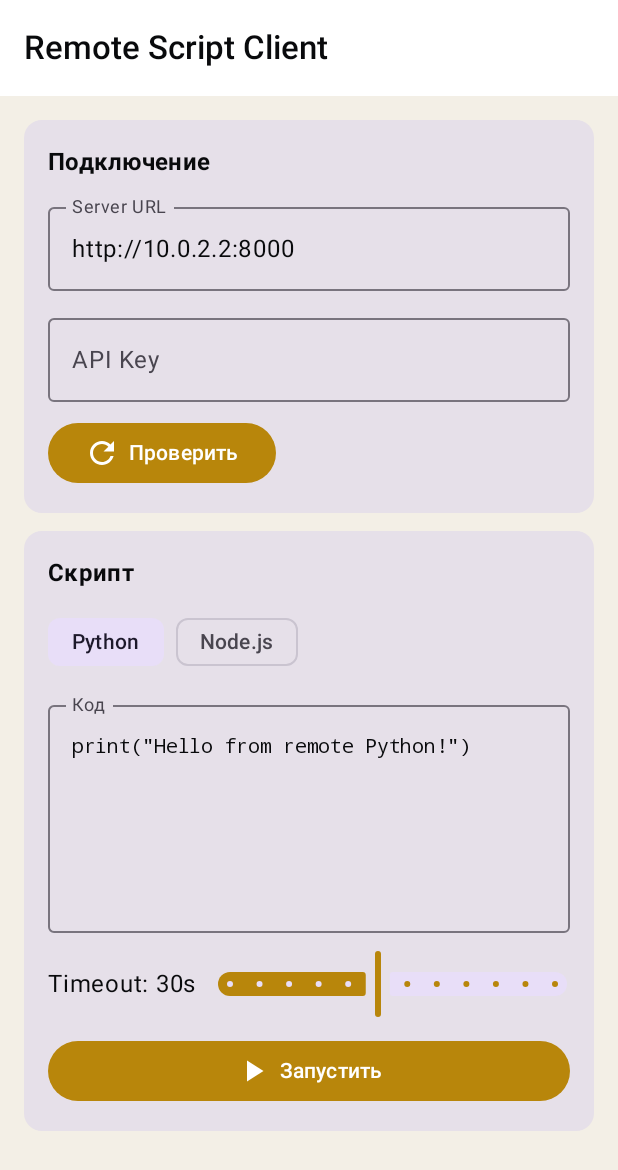
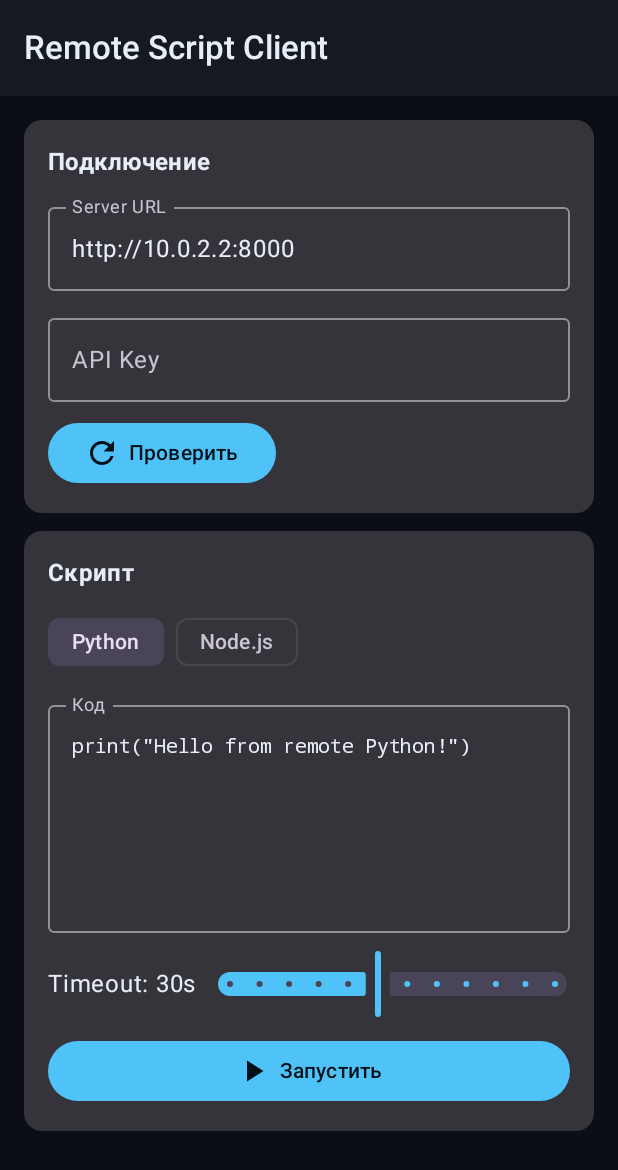
Before and after one commit to kekih/remote-script-client, an Android app built with Jetpack Compose: the screen it shows after launch (MainActivity), on a phone screen of 412 x 824 dp. Shown: the top 1170 px of the screen. Run offline under Robolectric (Android 15) with nearby library versions, the phone set to English and light mode, and no system bars.

Commit message:
Redesign as VixHub: multi-server, Files/Bases/Scripts/Sites/Server sections, dark UI

```diff
--- a/app/src/main/java/com/kekih/remotescriptclient/MainActivity.kt
+++ b/app/src/main/java/com/kekih/remotescriptclient/MainActivity.kt
@@ -5,22 +5,19 @@ import androidx.activity.ComponentActivity
 import androidx.activity.compose.setContent
 import androidx.activity.enableEdgeToEdge
 import androidx.compose.foundation.layout.fillMaxSize
-import androidx.compose.material3.MaterialTheme
 import androidx.compose.material3.Surface
 import androidx.compose.ui.Modifier
 import com.kekih.remotescriptclient.ui.MainScreen
-import com.kekih.remotescriptclient.ui.theme.RemoteScriptClientTheme
+import com.kekih.remotescriptclient.ui.theme.Ink
+import com.kekih.remotescriptclient.ui.theme.VixHubTheme
 
 class MainActivity : ComponentActivity() {
     override fun onCreate(savedInstanceState: Bundle?) {
         super.onCreate(savedInstanceState)
         enableEdgeToEdge()
         setContent {
-            RemoteScriptClientTheme {
-                Surface(
-                    modifier = Modifier.fillMaxSize(),
-                    color = MaterialTheme.colorScheme.background
-                ) {
+            VixHubTheme {
+                Surface(modifier = Modifier.fillMaxSize(), color = Ink) {
                     MainScreen()
                 }
             }
--- a/app/src/main/java/com/kekih/remotescriptclient/ui/theme/Theme.kt
+++ b/app/src/main/java/com/kekih/remotescriptclient/ui/theme/Theme.kt
@@ -1,53 +1,34 @@
 package com.kekih.remotescriptclient.ui.theme
 
-import android.os.Build
 import androidx.compose.foundation.isSystemInDarkTheme
 import androidx.compose.material3.MaterialTheme
 import androidx.compose.material3.darkColorScheme
-import androidx.compose.material3.dynamicDarkColorScheme
-import androidx.compose.material3.dynamicLightColorScheme
-import androidx.compose.material3.lightColorScheme
 import androidx.compose.runtime.Composable
 import androidx.compose.ui.graphics.Color
-import androidx.compose.ui.platform.LocalContext
 
-private val DarkColorScheme = darkColorScheme(
-    primary = Color(0xFFE7B04A),
-    onPrimary = Color(0xFF1A1A1A),
-    secondary = Color(0xFF9A9488),
-    background = Color(0xFF090A0C),
-    surface = Color(0xFF12141A),
-    onBackground = Color(0xFFF3EFE6),
-    onSurface = Color(0xFFF3EFE6),
-)
+val Ink = Color(0xFF0B0E14)
+val SurfaceDark = Color(0xFF151A22)
+val CardDark = Color(0xFF1C2330)
+val Amber = Color(0xFFE7B04A)
+val Cyan = Color(0xFF4FC3F7)
+val TextPrimary = Color(0xFFE8EEF7)
+val TextSecondary = Color(0xFF8B95A8)
+val ErrorRed = Color(0xFFEF5350)
+val SuccessGreen = Color(0xFF66BB6A)
 
-private val LightColorScheme = lightColorScheme(
-    primary = Color(0xFFB8860B),
-    onPrimary = Color.White,
-    secondary = Color(0xFF6B655C),
-    background = Color(0xFFF3EFE6),
-    surface = Color(0xFFFFFFFF),
-    onBackground = Color(0xFF090A0C),
-    onSurface = Color(0xFF090A0C),
+private val DarkColors = darkColorScheme(
+    primary = Cyan,
+    onPrimary = Color(0xFF001018),
+    secondary = Amber,
+    background = Ink,
+    surface = SurfaceDark,
+    onBackground = TextPrimary,
+    onSurface = TextPrimary,
+    error = ErrorRed,
+    surfaceVariant = CardDark,
 )
 
 @Composable
-fun RemoteScriptClientTheme(
-    darkTheme: Boolean = isSystemInDarkTheme(),
-    dynamicColor: Boolean = false,
-    content: @Composable () -> Unit
-) {
-    val colorScheme = when {
-        dynamicColor && Build.VERSION.SDK_INT >= Build.VERSION_CODES.S -> {
-            val context = LocalContext.current
-            if (darkTheme) dynamicDarkColorScheme(context) else dynamicLightColorScheme(context)
-        }
-        darkTheme -> DarkColorScheme
-        else -> LightColorScheme
-    }
-
-    MaterialTheme(
-        colorScheme = colorScheme,
-        content = content
-    )
+fun VixHubTheme(content: @Composable () -> Unit) {
+    MaterialTheme(colorScheme = DarkColors, content = content)
 }
--- a/app/src/main/res/values/strings.xml
+++ b/app/src/main/res/values/strings.xml
@@ -1,4 +1,4 @@
 <?xml version="1.0" encoding="utf-8"?>
 <resources>
-    <string name="app_name">Remote Script Client</string>
+    <string name="app_name">VixHub</string>
 </resources>
```
Also changed, not shown: app/src/main/java/com/kekih/remotescriptclient/data/ServerConfig.kt (added, +43 -0 lines).
